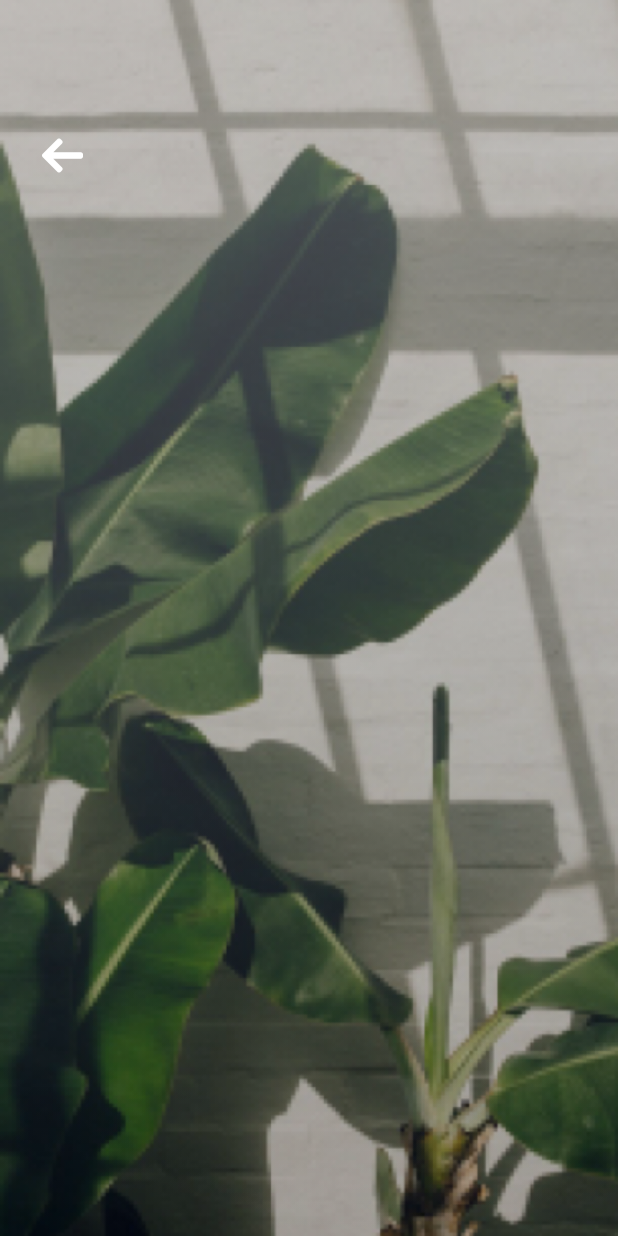
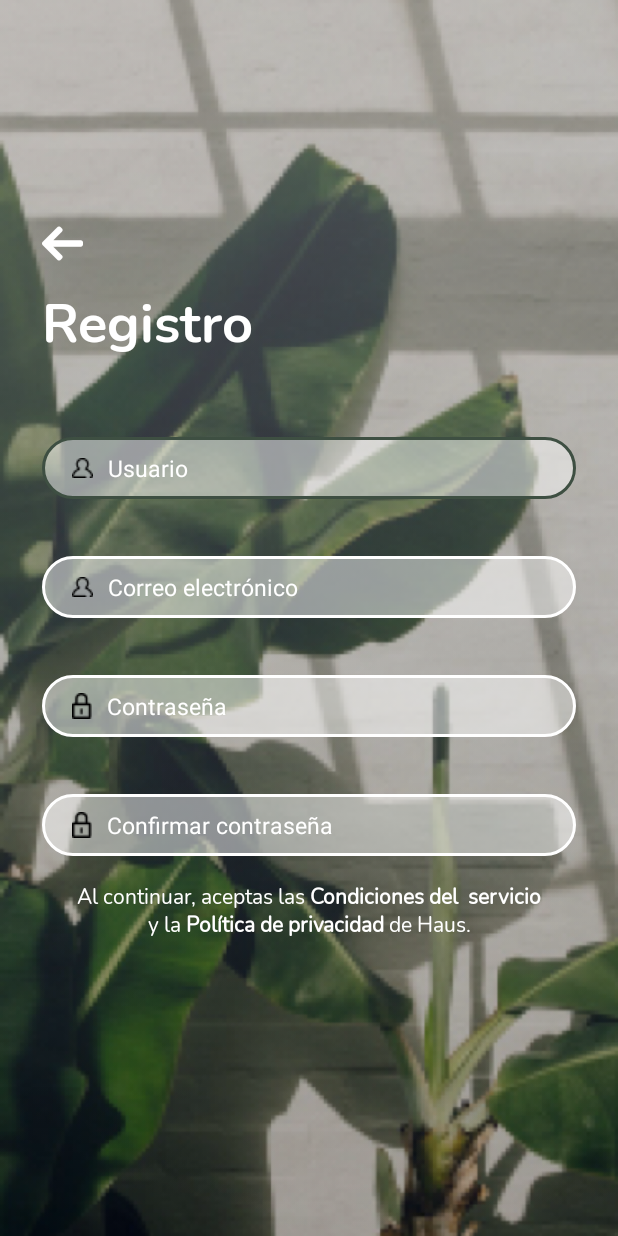
Before and after one commit to MateoValenciaGaviria/LenaApp, an Android app: the RegisterActivity screen opened directly, with no data from a screen before it, on a phone screen of 412 x 824 dp. Run offline under Robolectric (Android 15) with nearby library versions, the phone set to English and light mode, and no system bars.

Commit message:
Register activity finished

```diff
--- a/app/src/main/res/layout/activity_login.xml
+++ b/app/src/main/res/layout/activity_login.xml
@@ -43,11 +43,9 @@
 
     <androidx.constraintlayout.widget.ConstraintLayout
         android:layout_width="0dp"
-        android:layout_height="0dp"
+        android:layout_height="wrap_content"
         android:layout_marginStart="28dp"
-        android:layout_marginTop="40dp"
         android:layout_marginEnd="28dp"
-        android:layout_marginBottom="40dp"
         app:layout_constraintBottom_toBottomOf="parent"
         app:layout_constraintEnd_toEndOf="parent"
         app:layout_constraintStart_toStartOf="parent"
@@ -57,7 +55,6 @@
             android:id="@+id/textView"
             android:layout_width="wrap_content"
             android:layout_height="0dp"
-            android:layout_marginTop="20dp"
             android:fontFamily="@font/nunito_bold"
             android:shadowColor="@color/black"
             android:shadowDx="2"
@@ -98,10 +95,11 @@
             android:drawablePadding="10dp"
             android:ems="10"
             android:fontFamily="@font/nunito_semibold"
+            android:hint="Usuario"
             android:inputType="textPersonName"
             android:paddingStart="20dp"
-            android:text="Usuario"
             android:textColor="@color/white"
+            android:textColorHint="@color/white"
             app:layout_constraintEnd_toEndOf="parent"
             app:layout_constraintHorizontal_bias="0.0"
             app:layout_constraintStart_toStartOf="parent"
@@ -118,10 +116,12 @@
             android:drawablePadding="10dp"
             android:ems="10"
             android:fontFamily="@font/nunito_semibold"
+            android:hint="Contraseña"
             android:inputType="textPersonName"
             android:paddingStart="20dp"
-            android:text="Contraseña"
+            android:password="true"
             android:textColor="@color/white"
+            android:textColorHint="@color/white"
             app:layout_constraintEnd_toEndOf="parent"
             app:layout_constraintStart_toStartOf="parent"
             app:layout_constraintTop_toBottomOf="@+id/userET" />
@@ -193,6 +193,7 @@
             android:layout_width="0dp"
             android:layout_height="wrap_content"
             android:layout_marginTop="20dp"
+            android:layout_marginBottom="20dp"
             android:background="@drawable/fb_btn"
             android:drawableLeft="@drawable/ic_facebook"
             android:fontFamily="@font/nunito_bold"
@@ -200,6 +201,7 @@
             android:text="SEGUIR CON FACEBOOK"
             android:textAlignment="center"
             android:textColor="@color/white"
+            app:layout_constraintBottom_toBottomOf="parent"
             app:layout_constraintEnd_toEndOf="parent"
             app:layout_constraintStart_toStartOf="parent"
             app:layout_constraintTop_toBottomOf="@+id/btn_g" />
--- a/app/src/main/res/layout/activity_register.xml
+++ b/app/src/main/res/layout/activity_register.xml
@@ -46,11 +46,9 @@
     <androidx.constraintlayout.widget.ConstraintLayout
         android:id="@+id/constraintLayout"
         android:layout_width="match_parent"
-        android:layout_height="match_parent"
+        android:layout_height="wrap_content"
         android:layout_marginStart="28dp"
-        android:layout_marginTop="40dp"
         android:layout_marginEnd="28dp"
-        android:layout_marginBottom="40dp"
         app:layout_constraintBottom_toBottomOf="parent"
         app:layout_constraintEnd_toEndOf="parent"
         app:layout_constraintStart_toStartOf="parent"
@@ -60,11 +58,117 @@
             android:id="@+id/imageButton"
             android:layout_width="27dp"
             android:layout_height="27dp"
-            android:layout_marginTop="50dp"
             android:background="#00FFFFFF"
             android:scaleType="fitCenter"
             app:layout_constraintStart_toStartOf="parent"
             app:layout_constraintTop_toTopOf="parent"
             app:srcCompat="@drawable/ic_back_arrow" />
+
+        <TextView
+            android:id="@+id/textView2"
+            android:layout_width="wrap_content"
+            android:layout_height="wrap_content"
+            android:layout_marginTop="14dp"
+            android:fontFamily="@font/nunito_bold"
+            android:text="Registro"
+            android:textColor="@color/white"
+            android:textSize="36sp"
+            app:layout_constraintStart_toStartOf="parent"
+            app:layout_constraintTop_toBottomOf="@+id/imageButton" />
+
+        <EditText
+            android:id="@+id/user_ET"
+            style="@style/EditTextStyle"
+            android:layout_width="0dp"
+            android:layout_height="wrap_content"
+            android:layout_marginTop="50dp"
+            android:background="@drawable/login_input"
+            android:drawableStart="@drawable/ic_user"
+            android:drawablePadding="10dp"
+            android:ems="10"
+            android:fontFamily="@font/nunito_semibold"
+            android:hint="Usuario"
+            android:inputType="textPersonName"
+            android:paddingStart="20dp"
+            android:textColorHint="@color/white"
+            app:layout_constraintEnd_toEndOf="parent"
+            app:layout_constraintStart_toStartOf="parent"
+            app:layout_constraintTop_toBottomOf="@+id/textView2" />
+
+        <EditText
+            android:id="@+id/usermail_ET"
+            style="@style/EditTextStyle"
+            android:layout_width="0dp"
+            android:layout_height="wrap_content"
+            android:layout_marginTop="38dp"
+            android:background="@drawable/login_input"
+            android:drawableStart="@drawable/ic_user"
+            android:drawablePadding="10dp"
+            android:ems="10"
+            android:fontFamily="@font/nunito_semibold"
+            android:hint="Correo electrónico"
+            android:inputType="textPersonName"
+            android:paddingStart="20dp"
+            android:textColorHint="@color/white"
+            app:layout_constraintEnd_toEndOf="parent"
+            app:layout_constraintStart_toStartOf="parent"
+            app:layout_constraintTop_toBottomOf="@+id/user_ET" />
+
+        <EditText
+            android:id="@+id/userpassword_ET"
+            style="@style/EditTextStyle"
+            android:layout_width="0dp"
+            android:layout_height="wrap_content"
+            android:layout_marginTop="38dp"
+            android:background="@drawable/login_input"
+            android:drawableStart="@drawable/ic_password"
+            android:drawablePadding="10dp"
+            android:ems="10"
+            android:fontFamily="@font/nunito_semibold"
+            android:hint="Contraseña"
+            android:inputType="textPersonName"
+            android:paddingStart="20dp"
+            android:password="true"
+            android:textColorHint="@color/white"
+            app:layout_constraintEnd_toEndOf="parent"
+            app:layout_constraintStart_toStartOf="parent"
+            app:layout_constraintTop_toBottomOf="@+id/usermail_ET" />
+
+        <EditText
+            android:id="@+id/confirmpassword_ET"
+            style="@style/EditTextStyle"
+            android:layout_width="0dp"
+            android:layout_height="wrap_content"
+            android:layout_marginTop="38dp"
+            android:background="@drawable/login_input"
+            android:drawableStart="@drawable/ic_password"
+            android:drawablePadding="10dp"
+            android:ems="10"
+            android:fontFamily="@font/nunito_semibold"
+            android:hint="Confirmar contraseña"
+            android:inputType="textPersonName"
+            android:paddingStart="20dp"
+            android:password="true"
+            android:textColorHint="@color/white"
+            app:layout_constraintEnd_toEndOf="parent"
+            app:layout_constraintStart_toStartOf="parent"
+            app:layout_constraintTop_toBottomOf="@+id/userpassword_ET" />
+
+        <TextView
+            android:id="@+id/textView3"
+            android:layout_width="0dp"
+            android:layout_height="wrap_content"
+            android:layout_marginStart="22dp"
+            android:layout_marginTop="17dp"
+            android:layout_marginEnd="22dp"
+            android:layout_marginBottom="50dp"
+            android:fontFamily="@font/nunito_regular"
+            android:text="@string/Politica_de_privacidad"
+            android:textAlignment="center"
+            android:textColor="@color/white"
+            app:layout_constraintBottom_toBottomOf="parent"
+            app:layout_constraintEnd_toEndOf="parent"
+            app:layout_constraintStart_toStartOf="parent"
+            app:layout_constraintTop_toBottomOf="@+id/confirmpassword_ET" />
     </androidx.constraintlayout.widget.ConstraintLayout>
 </androidx.constraintlayout.widget.ConstraintLayout>
--- a/app/src/main/res/values/strings.xml
+++ b/app/src/main/res/values/strings.xml
@@ -3,4 +3,5 @@
     <string name="action_settings">Settings</string>
     <!-- Strings used for fragments for navigation -->
     <string name="Registrate"><u>¡Registrate!</u></string>
+    <string name="Politica_de_privacidad">Al continuar, aceptas las <b>Condiciones del <br/> servicio</b> y la <b>Política de privacidad</b> de Haus.</string>
 </resources>
```
